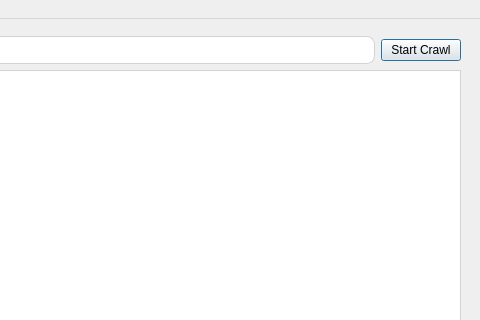
Above: app/form.ui from ZekeriyaAY/webcrawler3003 before the change; both pictures show x 320 to 800 and y 0 to 320 of the 800 by 600 pixel window. Below: the same form after it.
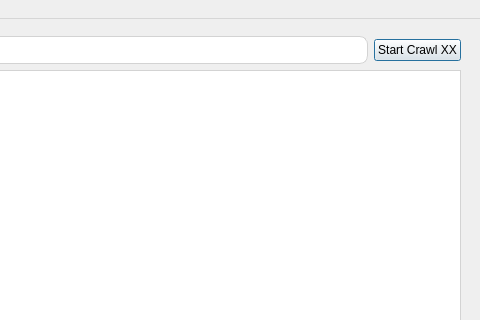
That is the form after the change.

The edit to the form file:
```diff
--- a/app/form.ui
+++ b/app/form.ui
@@ -82,7 +82,7 @@
      <item row="2" column="2">
       <widget class="QPushButton" name="crawlButton">
        <property name="text">
-        <string>Start Crawl</string>
+        <string>Start Crawl XX</string>
        </property>
        <property name="default">
         <bool>true</bool>
```
Left out of the diff: 6 changed lines with no effect on the pictures.
